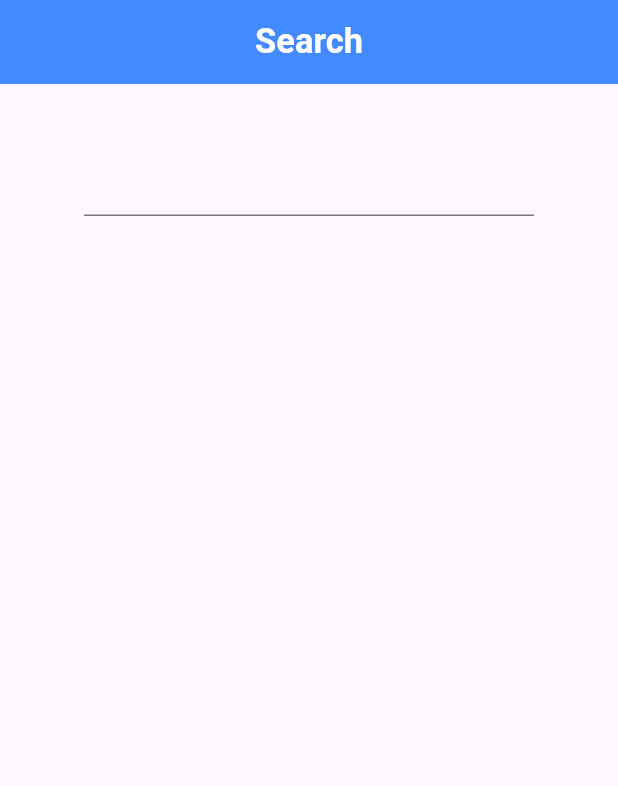
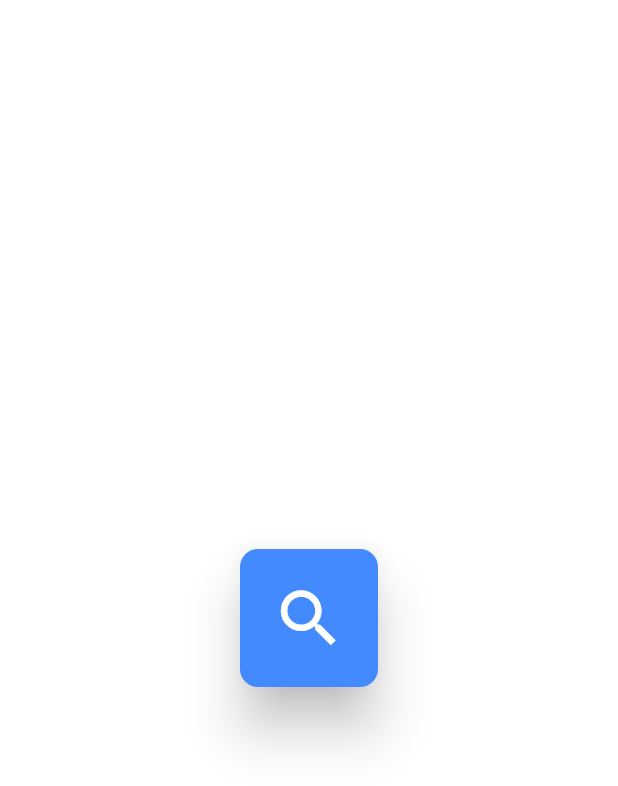
Before and after one commit to lvtdel/dictionary_app, a Flutter app: the first screen one second after launch, on a phone screen of 412 x 824 dp. Shown: the top 786 px of the screen. Run offline on Flutter 3.47's test engine with Material 3 defaults, Android fonts, the phone set to English and light mode, and no system bars; our stand-ins replace bloc, dio, flutter_bloc, get_it, go_router, retrofit; generated files the repository leaves out were written again.

Commit message:
Add splash_screen.dart, goRouter

```diff
--- a/lib/data/repositories/word_repository_impl.dart
+++ b/lib/data/repositories/word_repository_impl.dart
@@ -17,7 +17,7 @@ class WordRepositoryImpl extends WordRepository {
   Future<List<String>> find(String word) async {
     var searchRes = await sl<RestClient>().getSearch(word: word);
 
-    print(searchRes.toJson());
+    // print(searchRes.toJson());
     return searchRes.suggestions!.map((item) {
       var translation = item.data?.split('p>')[1].replaceAll('</', '');
       return "${item.select!} - ${translation!}";
--- a/lib/main.dart
+++ b/lib/main.dart
@@ -1,4 +1,5 @@
 import 'package:directory_app/core/locator/locator.dart';
+import 'package:directory_app/core/routering/go_router.dart';
 import 'package:directory_app/presentation/search/bloc/search_bloc.dart';
 import 'package:directory_app/presentation/search/pages/search_screen.dart';
 import 'package:flutter/material.dart';
@@ -15,16 +16,14 @@ class MyApp extends StatelessWidget {
 
   @override
   Widget build(BuildContext context) {
-    return MaterialApp(
+    return MaterialApp.router(
       title: 'Flutter Demo',
       theme: ThemeData(
         colorScheme: ColorScheme.fromSeed(seedColor: Colors.deepPurple),
         useMaterial3: true,
       ),
-      home: BlocProvider(
-        create: (context) => SearchBloc(),
-        child: SearchScreen(),
-      ),
+
+      routerConfig: router,
       debugShowCheckedModeBanner: false,
     );
   }
--- /dev/null
+++ b/lib/presentation/splash_screen.dart
@@ -0,0 +1,26 @@
+import 'dart:async';
+
+import 'package:directory_app/core/routering/go_router.dart';
+import 'package:flutter/material.dart';
+import 'package:go_router/go_router.dart';
+
+class SplashScreen extends StatelessWidget {
+  const SplashScreen({super.key});
+
+  @override
+  Widget build(BuildContext context) {
+    Timer(Duration(seconds: 1), () {
+      context.go("/");
+    });
+
+    return Container(
+      alignment: Alignment.center,
+       color: Colors.white,
+      child: const SizedBox(height: 100, width: 100, child: Card(
+        elevation: 15,
+          color: Colors.blueAccent,
+        child: Icon(Icons.search, color: Colors.white, size: 50,),
+      )),
+    );
+  }
+}
--- a/pubspec.yaml
+++ b/pubspec.yaml
@@ -37,6 +37,7 @@ dependencies:
   dio:
   logger:
   json_annotation:
+  go_router:
 
 
   # The following adds the Cupertino Icons font to your application.
```
Also changed, not shown: lib/core/routering/go_router.dart (added, +34 -0 lines), lib/presentation/search/bloc/search_bloc.dart (+5 -7 lines), lib/presentation/search/pages/search_screen.dart (+20 -8 lines), pubspec.lock.
